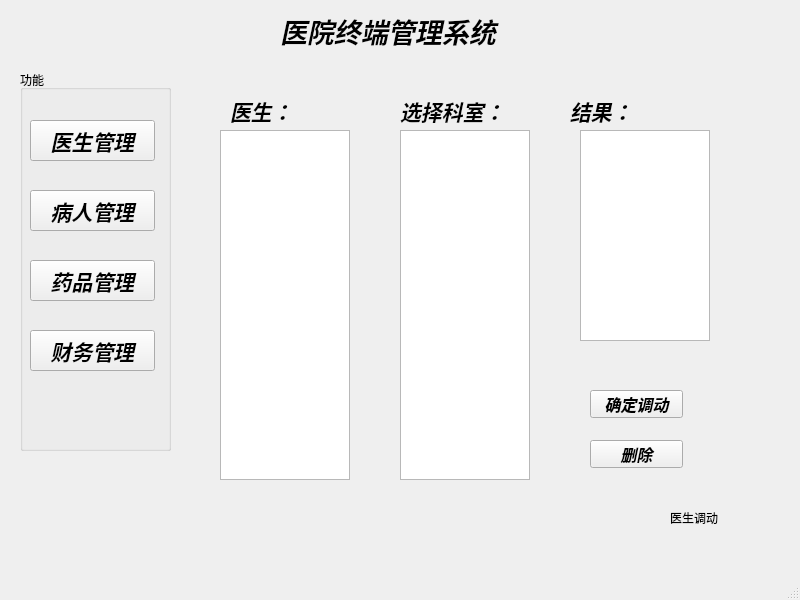
xiaojian-a/HospitalManagenent, file UiFile/untitledMain1.ui: the form before one commit.
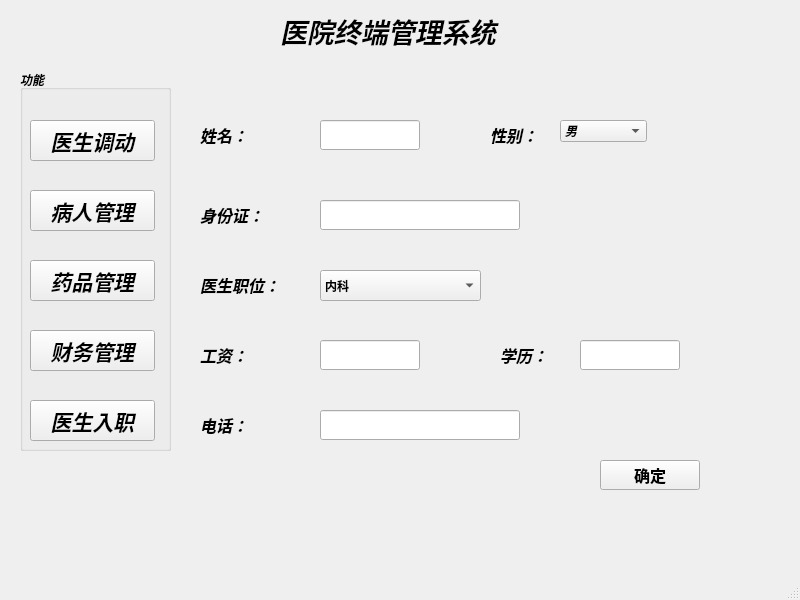
The form after the commit.

```diff
--- a/UiFile/untitledMain1.ui
+++ b/UiFile/untitledMain1.ui
@@ -10,6 +10,13 @@
     <height>600</height>
    </rect>
   </property>
+  <property name="font">
+   <font>
+    <weight>75</weight>
+    <italic>true</italic>
+    <bold>true</bold>
+   </font>
+  </property>
   <property name="windowTitle">
    <string>MainWindow</string>
   </property>
@@ -67,7 +74,7 @@
       </font>
      </property>
      <property name="text">
-      <string>医生管理</string>
+      <string>医生调动</string>
      </property>
     </widget>
     <widget class="QPushButton" name="pushButton_2">
@@ -114,6 +121,28 @@
       <string>药品管理</string>
      </property>
     </widget>
+    <widget class="QPushButton" name="pushButton_6">
+     <property name="geometry">
+      <rect>
+       <x>10</x>
+       <y>330</y>
+       <width>125</width>
+       <height>41</height>
+      </rect>
+     </property>
+     <property name="font">
+      <font>
+       <family>Adobe Arabic</family>
+       <pointsize>16</pointsize>
+       <weight>75</weight>
+       <italic>true</italic>
+       <bold>true</bold>
+      </font>
+     </property>
+     <property name="text">
+      <string>医生入职</string>
+     </property>
+    </widget>
    </widget>
    <widget class="QLabel" name="label">
     <property name="geometry">
@@ -140,14 +169,14 @@
    <widget class="QStackedWidget" name="stackedWidget">
     <property name="geometry">
      <rect>
-      <x>200</x>
+      <x>190</x>
       <y>80</y>
       <width>551</width>
       <height>451</height>
      </rect>
     </property>
     <property name="currentIndex">
-     <number>0</number>
+     <number>4</number>
     </property>
     <widget class="QWidget" name="page">
      <widget class="QLabel" name="label_2">
@@ -178,7 +207,7 @@
         <x>20</x>
         <y>50</y>
         <width>130</width>
-        <height>350</height>
+        <height>351</height>
        </rect>
       </property>
      </widget>
@@ -534,6 +563,326 @@
       </property>
      </widget>
     </widget>
+    <widget class="QWidget" name="page_5">
+     <widget class="QLineEdit" name="lineEdit">
+      <property name="geometry">
+       <rect>
+        <x>130</x>
+        <y>40</y>
+        <width>100</width>
+        <height>30</height>
+       </rect>
+      </property>
+     </widget>
+     <widget class="QLineEdit" name="lineEdit_2">
+      <property name="geometry">
+       <rect>
+        <x>130</x>
+        <y>120</y>
+        <width>200</width>
+        <height>30</height>
+       </rect>
+      </property>
+     </widget>
+     <widget class="QComboBox" name="comboBox">
+      <property name="geometry">
+       <rect>
+        <x>370</x>
+        <y>40</y>
+        <width>87</width>
+        <height>22</height>
+       </rect>
+      </property>
+      <item>
+       <property name="text">
+        <string>男</string>
+       </property>
+      </item>
+      <item>
+       <property name="text">
+        <string>女</string>
+       </property>
+      </item>
+     </widget>
+     <widget class="QLabel" name="label_13">
+      <property name="geometry">
+       <rect>
+        <x>10</x>
+        <y>40</y>
+        <width>72</width>
+        <height>30</height>
+       </rect>
+      </property>
+      <property name="font">
+       <font>
+        <family>Adobe Arabic</family>
+        <pointsize>12</pointsize>
+        <weight>75</weight>
+        <italic>true</italic>
+        <bold>true</bold>
+       </font>
+      </property>
+      <property name="text">
+       <string>姓名：</string>
+      </property>
+     </widget>
+     <widget class="QLabel" name="label_14">
+      <property name="geometry">
+       <rect>
+        <x>10</x>
+        <y>120</y>
+        <width>72</width>
+        <height>30</height>
+       </rect>
+      </property>
+      <property name="font">
+       <font>
+        <family>Adobe Arabic</family>
+        <pointsize>12</pointsize>
+        <weight>75</weight>
+        <italic>true</italic>
+        <bold>true</bold>
+       </font>
+      </property>
+      <property name="text">
+       <string>身份证：</string>
+      </property>
+     </widget>
+     <widget class="QLabel" name="label_15">
+      <property name="geometry">
+       <rect>
+        <x>300</x>
+        <y>40</y>
+        <width>72</width>
+        <height>30</height>
+       </rect>
+      </property>
+      <property name="font">
+       <font>
+        <family>Adobe Arabic</family>
+        <pointsize>12</pointsize>
+        <weight>75</weight>
+        <italic>true</italic>
+        <bold>true</bold>
+       </font>
+      </property>
+      <property name="text">
+       <string>性别：</string>
+      </property>
+     </widget>
+     <widget class="QComboBox" name="comboBox_2">
+      <property name="geometry">
+       <rect>
+        <x>130</x>
+        <y>190</y>
+        <width>161</width>
+        <height>31</height>
+       </rect>
+      </property>
+      <property name="font">
+       <font>
+        <weight>75</weight>
+        <italic>false</italic>
+        <bold>true</bold>
+       </font>
+      </property>
+      <item>
+       <property name="text">
+        <string>内科</string>
+       </property>
+      </item>
+      <item>
+       <property name="text">
+        <string>外科</string>
+       </property>
+      </item>
+      <item>
+       <property name="text">
+        <string>脑科</string>
+       </property>
+      </item>
+      <item>
+       <property name="text">
+        <string>儿科</string>
+       </property>
+      </item>
+      <item>
+       <property name="text">
+        <string>骨科</string>
+       </property>
+      </item>
+      <item>
+       <property name="text">
+        <string>口鼻科</string>
+       </property>
+      </item>
+      <item>
+       <property name="text">
+        <string>中医科</string>
+       </property>
+      </item>
+      <item>
+       <property name="text">
+        <string>妇产科</string>
+       </property>
+      </item>
+      <item>
+       <property name="text">
+        <string>男科</string>
+       </property>
+      </item>
+      <item>
+       <property name="text">
+        <string>泌尿科</string>
+       </property>
+      </item>
+      <item>
+       <property name="text">
+        <string>美容科</string>
+       </property>
+      </item>
+     </widget>
+     <widget class="QLabel" name="label_16">
+      <property name="geometry">
+       <rect>
+        <x>10</x>
+        <y>190</y>
+        <width>101</width>
+        <height>30</height>
+       </rect>
+      </property>
+      <property name="font">
+       <font>
+        <family>Adobe Arabic</family>
+        <pointsize>12</pointsize>
+        <weight>75</weight>
+        <italic>true</italic>
+        <bold>true</bold>
+       </font>
+      </property>
+      <property name="text">
+       <string>医生职位：</string>
+      </property>
+     </widget>
+     <widget class="QLabel" name="label_17">
+      <property name="geometry">
+       <rect>
+        <x>10</x>
+        <y>260</y>
+        <width>51</width>
+        <height>30</height>
+       </rect>
+      </property>
+      <property name="font">
+       <font>
+        <family>Adobe Arabic</family>
+        <pointsize>12</pointsize>
+        <weight>75</weight>
+        <italic>true</italic>
+        <bold>true</bold>
+       </font>
+      </property>
+      <property name="text">
+       <string>工资：</string>
+      </property>
+     </widget>
+     <widget class="QLineEdit" name="lineEdit_3">
+      <property name="geometry">
+       <rect>
+        <x>130</x>
+        <y>260</y>
+        <width>100</width>
+        <height>30</height>
+       </rect>
+      </property>
+     </widget>
+     <widget class="QLabel" name="label_18">
+      <property name="geometry">
+       <rect>
+        <x>10</x>
+        <y>330</y>
+        <width>51</width>
+        <height>30</height>
+       </rect>
+      </property>
+      <property name="font">
+       <font>
+        <family>Adobe Arabic</family>
+        <pointsize>12</pointsize>
+        <weight>75</weight>
+        <italic>true</italic>
+        <bold>true</bold>
+       </font>
+      </property>
+      <property name="text">
+       <string>电话：</string>
+      </property>
+     </widget>
+     <widget class="QLineEdit" name="lineEdit_4">
+      <property name="geometry">
+       <rect>
+        <x>130</x>
+        <y>330</y>
+        <width>200</width>
+        <height>30</height>
+       </rect>
+      </property>
+     </widget>
+     <widget class="QPushButton" name="pushButton_7">
+      <property name="geometry">
+       <rect>
+        <x>410</x>
+        <y>380</y>
+        <width>100</width>
+        <height>30</height>
+       </rect>
+      </property>
+      <property name="font">
+       <font>
+        <family>Adobe Arabic</family>
+        <pointsize>12</pointsize>
+        <weight>75</weight>
+        <italic>false</italic>
+        <bold>true</bold>
+       </font>
+      </property>
+      <property name="text">
+       <string>确定</string>
+      </property>
+     </widget>
+     <widget class="QLabel" name="label_19">
+      <property name="geometry">
+       <rect>
+        <x>310</x>
+        <y>260</y>
+        <width>51</width>
+        <height>30</height>
+       </rect>
+      </property>
+      <property name="font">
+       <font>
+        <family>Adobe Arabic</family>
+        <pointsize>12</pointsize>
+        <weight>75</weight>
+        <italic>true</italic>
+        <bold>true</bold>
+       </font>
+      </property>
+      <property name="text">
+       <string>学历：</string>
+      </property>
+     </widget>
+     <widget class="QLineEdit" name="lineEdit_5">
+      <property name="geometry">
+       <rect>
+        <x>390</x>
+        <y>260</y>
+        <width>100</width>
+        <height>30</height>
+       </rect>
+      </property>
+     </widget>
+    </widget>
    </widget>
   </widget>
   <widget class="QMenuBar" name="menubar">
```
Left out of the diff: 142 changed lines with no effect on the pictures.
